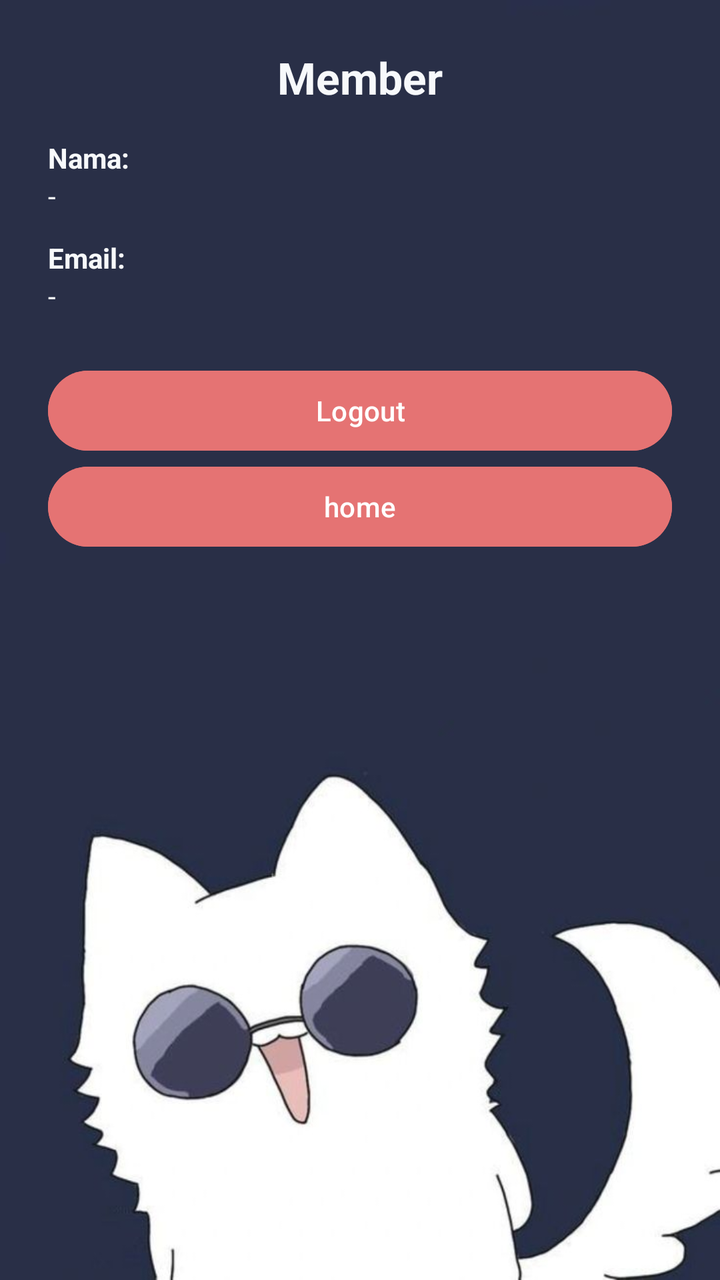
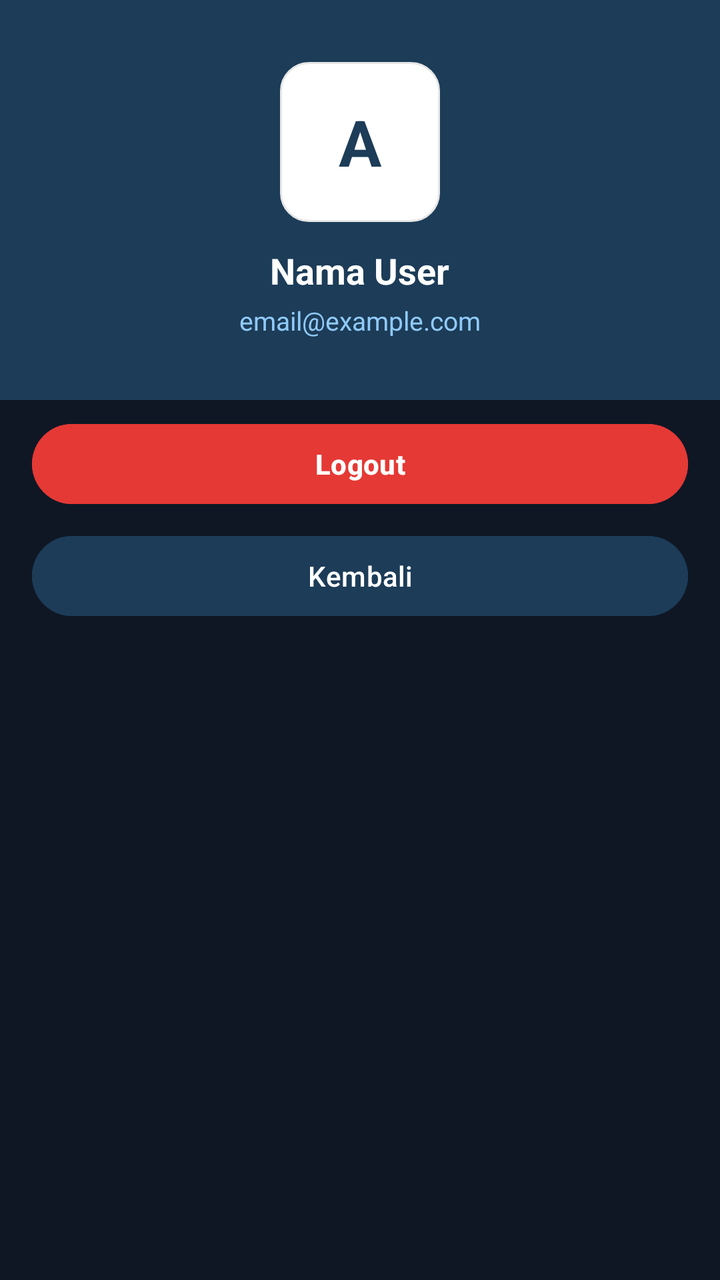

The first picture is an Android layout as it rendered before a commit; the second is the same layout after the commit. The layout source and the unified diff follow.
<!-- AndroidManifest.xml: application theme Theme.TOKOMPUTER -->
<!-- res/layout/activity_member.xml -->
<?xml version="1.0" encoding="utf-8"?>
<LinearLayout xmlns:android="http://schemas.android.com/apk/res/android"
    android:layout_width="match_parent"
    android:layout_height="match_parent"
    android:background="@drawable/gojo_cat"
    android:orientation="vertical"
    android:padding="24dp">

    <TextView
        android:id="@+id/tvTitle"
        android:layout_width="wrap_content"
        android:layout_height="wrap_content"
        android:layout_gravity="center_horizontal"
        android:layout_marginBottom="16dp"
        android:text="Member"
        android:textColor="@color/bg_light"
        android:textSize="22sp"
        android:textStyle="bold" />

    <TextView
        android:layout_width="wrap_content"
        android:layout_height="wrap_content"
        android:text="Nama:"
        android:textColor="@color/bg_light"
        android:textStyle="bold" />

    <TextView
        android:id="@+id/tvMemberName"
        android:layout_width="match_parent"
        android:layout_height="wrap_content"
        android:layout_marginBottom="12dp"
        android:text="-"
        android:textColor="@color/bg_light" />

    <TextView
        android:layout_width="wrap_content"
        android:layout_height="wrap_content"
        android:text="Email:"
        android:textColor="@color/bg_light"
        android:textStyle="bold" />

    <TextView
        android:id="@+id/tvMemberEmail"
        android:layout_width="match_parent"
        android:layout_height="wrap_content"
        android:layout_marginBottom="24dp"
        android:text="-"
        android:textColor="@color/bg_light" />

    <Button
        android:id="@+id/btnLogout"
        android:layout_width="match_parent"
        android:layout_height="wrap_content"
        android:backgroundTint="#E57373"
        android:text="Logout"
        android:textColor="#FFFFFF" />

    <Button
        android:id="@+id/btnhomelog"
        android:layout_width="match_parent"
        android:layout_height="wrap_content"
        android:backgroundTint="#E57373"
        android:text="home"
        android:textColor="#FFFFFF" />

</LinearLayout>
<!-- resources referenced by this layout -->
<resources>
  <color name="bg_light">#F7F9FB</color>
  <!-- drawable gojo_cat: jpeg bitmap (drawable, 23744 bytes) -->
  <style name="Theme.TOKOMPUTER" parent="Base.Theme.TOKOMPUTER" />
  <style name="Base.Theme.TOKOMPUTER" parent="Theme.Material3.DayNight.NoActionBar">
          
          
      </style>
</resources>

<!-- the commit's change to res/layout/activity_member.xml (unified diff, before → after) -->
@@ -2,65 +2,235 @@
 <LinearLayout xmlns:android="http://schemas.android.com/apk/res/android"
     android:layout_width="match_parent"
     android:layout_height="match_parent"
-    android:background="@drawable/gojo_cat"
-    android:orientation="vertical"
-    android:padding="24dp">
-
-    <TextView
-        android:id="@+id/tvTitle"
+    android:background="#0F1724"
+    android:orientation="vertical">
+
+    
+    <LinearLayout
+        android:layout_width="match_parent"
+        android:layout_height="200dp"
+        android:background="#1C3C58"
+        android:gravity="center"
+        android:orientation="vertical"
+        android:padding="24dp">
+
+        
+        <TextView
+            android:id="@+id/tvAvatar"
+            android:layout_width="80dp"
+            android:layout_height="80dp"
+            android:background="@drawable/bg_card"
+            android:gravity="center"
+            android:text="A"
+            android:textColor="#1C3C58"
+            android:textSize="32sp"
+            android:textStyle="bold" />
+
+        
+        <TextView
+            android:id="@+id/tvMemberName"
+            android:layout_width="wrap_content"
+            android:layout_height="wrap_content"
+            android:layout_marginTop="12dp"
+            android:text="Nama User"
+            android:textColor="#FFFFFF"
+            android:textSize="18sp"
+            android:textStyle="bold" />
+
+        
+        <TextView
+            android:id="@+id/tvMemberEmail"
+            android:layout_width="wrap_content"
+            android:layout_height="wrap_content"
+            android:layout_marginTop="4dp"
+            android:text="email@example.com"
+            android:textColor="#90CAF9"
+            android:textSize="13sp" />
+
+    </LinearLayout>
+
+    
+    <ProgressBar
+        android:id="@+id/progressBar"
         android:layout_width="wrap_content"
         android:layout_height="wrap_content"
-        android:layout_gravity="center_horizontal"
-        android:layout_marginBottom="16dp"
-        android:text="Member"
-        android:textColor="@color/bg_light"
-        android:textSize="22sp"
-        android:textStyle="bold" />
-
+        android:layout_gravity="center"
+        android:layout_marginTop="32dp"
+        android:visibility="gone" />
+
+    
+    <LinearLayout
+        android:id="@+id/layoutContent"
+        android:layout_width="match_parent"
+        android:layout_height="wrap_content"
+        android:layout_margin="16dp"
+        android:background="@drawable/bg_card"
+        android:elevation="4dp"
+        android:orientation="vertical"
+        android:padding="20dp"
+        android:visibility="gone">
+
+        
+        <LinearLayout
+            android:layout_width="match_parent"
+            android:layout_height="wrap_content"
+            android:orientation="horizontal"
+            android:paddingBottom="16dp">
+
+            <TextView
+                android:layout_width="0dp"
+                android:layout_height="wrap_content"
+                android:layout_weight="1"
+                android:text="ID Member"
+                android:textColor="#777777"
+                android:textSize="14sp" />
+
+            <TextView
+                android:id="@+id/tvMemberId"
+                android:layout_width="wrap_content"
+                android:layout_height="wrap_content"
+                android:text="#0"
+                android:textColor="#333333"
+                android:textSize="14sp"
+                android:textStyle="bold" />
+
+        </LinearLayout>
+
+        <View
+            android:layout_width="match_parent"
+            android:layout_height="1dp"
+            android:background="#E0E0E0" />
+
+        
+        <LinearLayout
+            android:layout_width="match_parent"
+            android:layout_height="wrap_content"
+            android:orientation="horizontal"
+            android:paddingTop="16dp"
+            android:paddingBottom="16dp">
+
+            <TextView
+                android:layout_width="0dp"
+                android:layout_height="wrap_content"
+                android:layout_weight="1"
+                android:text="Nama Lengkap"
+                android:textColor="#777777"
+                android:textSize="14sp" />
+
+            <TextView
+                android:id="@+id/tvMemberNameDetail"
+                android:layout_width="wrap_content"
+                android:layout_height="wrap_content"
+                android:text="-"
+                android:textColor="#333333"
+                android:textSize="14sp"
+                android:textStyle="bold" />
+
+        </LinearLayout>
+
+        <View
+            android:layout_width="match_parent"
+            android:layout_height="1dp"
+            android:background="#E0E0E0" />
+
+        
+        <LinearLayout
+            android:layout_width="match_parent"
+            android:layout_height="wrap_content"
+            android:orientation="horizontal"
+            android:paddingTop="16dp"
+            android:paddingBottom="16dp">
+
+            <TextView
+                android:layout_width="0dp"
+                android:layout_height="wrap_content"
+                android:layout_weight="1"
+                android:text="Email"
+                android:textColor="#777777"
+                android:textSize="14sp" />
+
+            <TextView
+                android:id="@+id/tvMemberEmailDetail"
+                android:layout_width="wrap_content"
+                android:layout_height="wrap_content"
+                android:text="-"
+                android:textColor="#333333"
+                android:textSize="14sp"
+                android:textStyle="bold" />
+
+        </LinearLayout>
+
+        <View
+            android:layout_width="match_parent"
+            android:layout_height="1dp"
+            android:background="#E0E0E0" />
+
+        
+        <LinearLayout
+            android:layout_width="match_parent"
+            android:layout_height="wrap_content"
+            android:orientation="horizontal"
+            android:paddingTop="16dp"
+            android:paddingBottom="16dp">
+
+            <TextView
+                android:layout_width="0dp"
+                android:layout_height="wrap_content"
+                android:layout_weight="1"
+                android:text="No. HP"
+                android:textColor="#777777"
+                android:textSize="14sp" />
+
+            <TextView
+                android:id="@+id/tvMemberPhone"
+                android:layout_width="wrap_content"
+                android:layout_height="wrap_content"
+                android:text="-"
+                android:textColor="#333333"
+                android:textSize="14sp"
+                android:textStyle="bold" />
+
+        </LinearLayout>
+
+    </LinearLayout>
+
+    
     <TextView
-        android:layout_width="wrap_content"
+        android:id="@+id/tvError"
+        android:layout_width="match_parent"
         android:layout_height="wrap_content"
-        android:text="Nama:"
-        android:textColor="@color/bg_light"
-        android:textStyle="bold" />
-
-    <TextView
-        android:id="@+id/tvMemberName"
-        android:layout_width="match_parent"
-        android:layout_height="wrap_content"
-        android:layout_marginBottom="12dp"
-        android:text="-"
-        android:textColor="@color/bg_light" />
-
-    <TextView
-        android:layout_width="wrap_content"
-        android:layout_height="wrap_content"
-        android:text="Email:"
-        android:textColor="@color/bg_light"
-        android:textStyle="bold" />
-
-    <TextView
-        android:id="@+id/tvMemberEmail"
-        android:layout_width="match_parent"
-        android:layout_height="wrap_content"
-        android:layout_marginBottom="24dp"
-        android:text="-"
-        android:textColor="@color/bg_light" />
-
+        android:gravity="center"
+        android:padding="32dp"
+        android:text="Gagal memuat data"
+        android:textColor="#AAAAAA"
+        android:textSize="14sp"
+        android:visibility="gone" />
+
+    
     <Button
         android:id="@+id/btnLogout"
         android:layout_width="match_parent"
-        android:layout_height="wrap_content"
-        android:backgroundTint="#E57373"
+        android:layout_height="48dp"
+        android:layout_marginStart="16dp"
+        android:layout_marginEnd="16dp"
+        android:layout_marginTop="8dp"
+        android:backgroundTint="#E53935"
         android:text="Logout"
+        android:textAllCaps="false"
+        android:textColor="#FFFFFF"
+        android:textStyle="bold" />
+
+    
+    <Button
+        android:id="@+id/btnBack"
+        android:layout_width="match_parent"
+        android:layout_height="48dp"
+        android:layout_marginStart="16dp"
+        android:layout_marginTop="8dp"
+        android:layout_marginEnd="16dp"
+        android:backgroundTint="#1C3C58"
+        android:text="Kembali"
+        android:textAllCaps="false"
         android:textColor="#FFFFFF" />
 
-    <Button
-        android:id="@+id/btnhomelog"
-        android:layout_width="match_parent"
-        android:layout_height="wrap_content"
-        android:backgroundTint="#E57373"
-        android:text="home"
-        android:textColor="#FFFFFF" />
-
 </LinearLayout>
<!-- resource entries referenced after the edit -->
@@ -1,8 +1,17 @@
 <!-- resources referenced by this layout -->
 <resources>
-  <color name="bg_light">#F7F9FB</color>
-  <!-- drawable gojo_cat: jpeg bitmap (drawable, 23744 bytes) -->
+  <!-- drawable bg_card (drawable) -->
+  <shape xmlns:android="http://schemas.android.com/apk/res/android" android:shape="rectangle">
+      <solid android:color="#FFFFFF" />
+      <corners android:radius="16dp"/>
+      <solid android:color="@color/white"/>
+      <corners android:radius="14dp"/>
+      <stroke android:width="1dp" android:color="@color/card_stroke"/>
+      <padding android:left="8dp" android:top="8dp" android:right="8dp" android:bottom="8dp"/>
+  </shape>
   <style name="Theme.TOKOMPUTER" parent="Base.Theme.TOKOMPUTER" />
+  <color name="white">#FFFFFF</color>
+  <color name="card_stroke">#E6E6E6</color>
   <style name="Base.Theme.TOKOMPUTER" parent="Theme.Material3.DayNight.NoActionBar">
           
           
